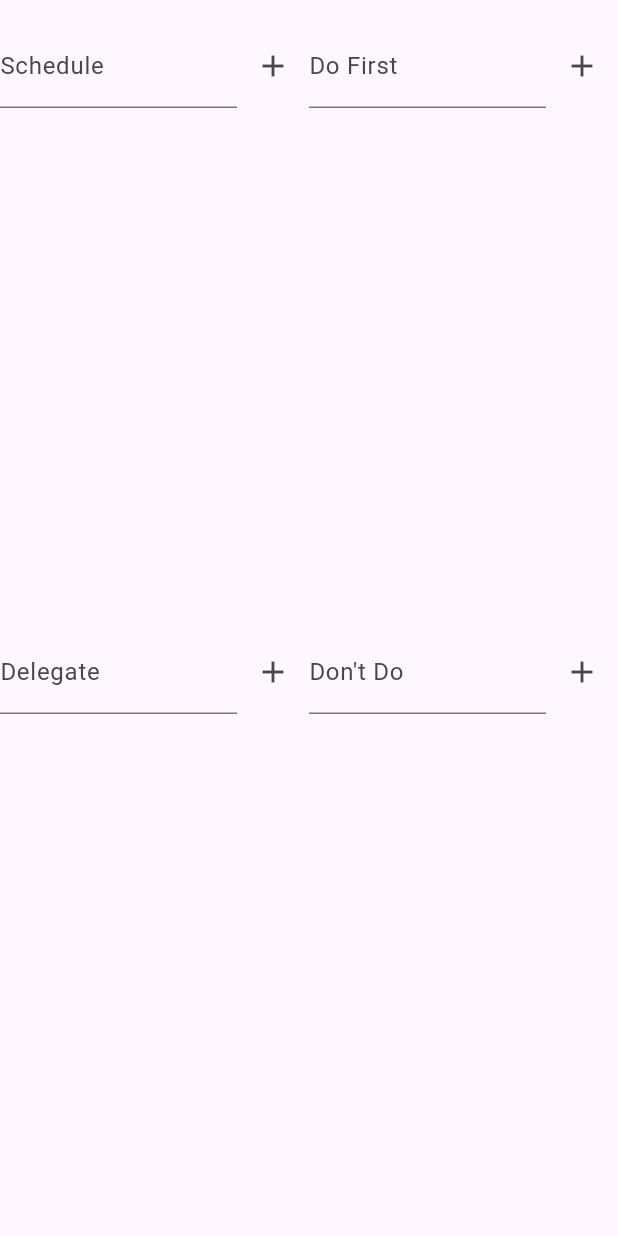
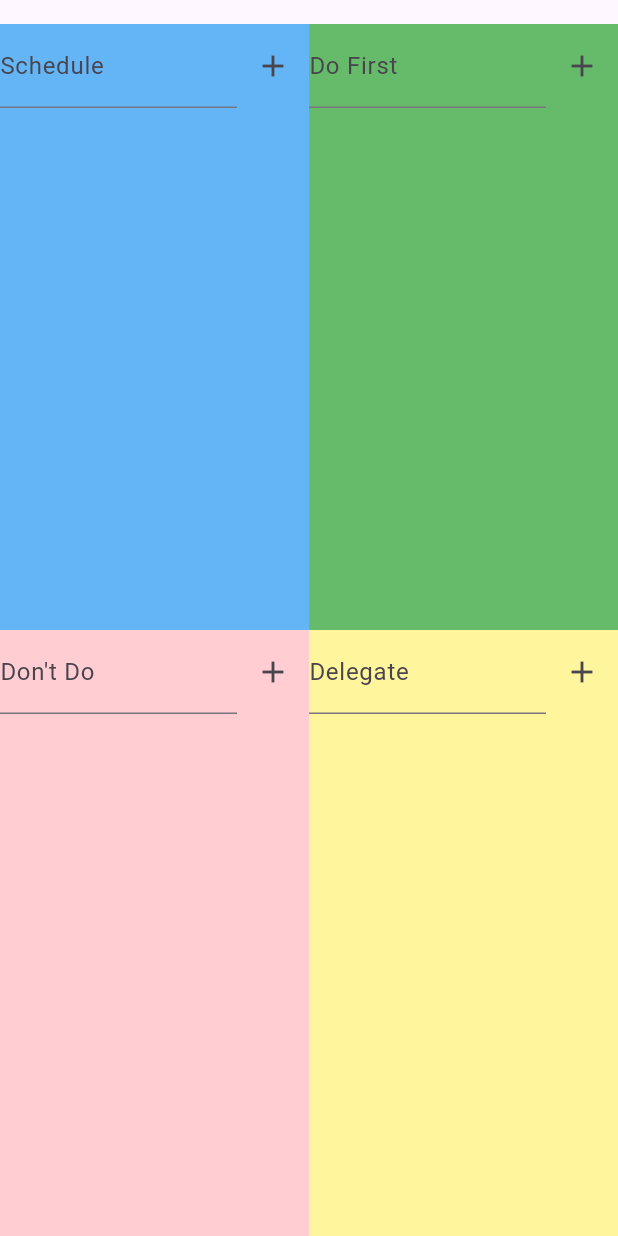
Before and after one commit to Andy-Leo10/eisenshower_todo, a Flutter app: the screen it shows after launch, on a phone screen of 412 x 824 dp. Run offline on Flutter 3.47's test engine with Material 3 defaults, Android fonts, the light colour scheme and no system bars; our stand-ins replace shared_preferences.

Commit message:
Enhance Eisenhower Matrix layout with quadrant colors

```diff
--- a/lib/main.dart
+++ b/lib/main.dart
@@ -28,17 +28,37 @@ class EisenhowerMatrix extends StatelessWidget {
           const SizedBox(height: 16), // Add padding or block above all quadrants
           Expanded(
             child: Row(
-              children: const [
-                Expanded(child: TodoListScreen(title: 'Schedule')),
-                Expanded(child: TodoListScreen(title: 'Do First')),
+              children: [
+                Expanded(
+                  child: Container(
+                    color: Colors.blue[300], // Color for Schedule quadrant
+                    child: const TodoListScreen(title: 'Schedule'),
+                  ),
+                ),
+                Expanded(
+                  child: Container(
+                    color: Colors.green[400], // Color for Do First quadrant
+                    child: const TodoListScreen(title: 'Do First'),
+                  ),
+                ),
               ],
             ),
           ),
           Expanded(
             child: Row(
-              children: const [
-                Expanded(child: TodoListScreen(title: 'Delegate')),
-                Expanded(child: TodoListScreen(title: 'Don\'t Do')),
+              children: [
+                Expanded(
+                  child: Container(
+                    color: Colors.red[100], // Color for Delegate quadrant
+                    child: const TodoListScreen(title: "Don't Do"),
+                  ),
+                ),
+                Expanded(
+                  child: Container(
+                    color: Colors.yellow[200], // Color for Don't Do quadrant
+                    child: const TodoListScreen(title: 'Delegate'),
+                  ),
+                ),
               ],
             ),
           ),
```
